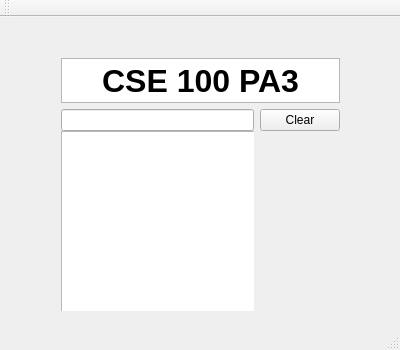
Above: mainwindow.ui from cwscx/autoCompleter_GUI before the change. Below: the same form after it.
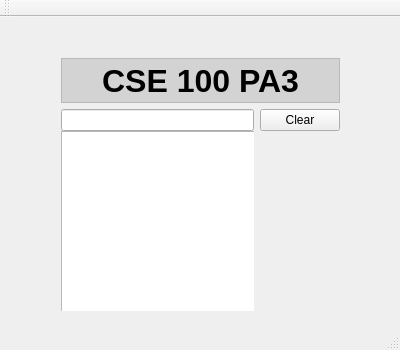
That is the form after the change. Custom widgets are drawn as their Qt base class.

Commit message: 1. No duplicate in dropdown; 2. Changed background color of GUI title

What changed in the file:
```diff
--- a/mainwindow.ui
+++ b/mainwindow.ui
@@ -75,7 +75,7 @@
          <string>&lt;!DOCTYPE HTML PUBLIC &quot;-//W3C//DTD HTML 4.0//EN&quot; &quot;http://www.w3.org/TR/REC-html40/strict.dtd&quot;&gt;
 &lt;html&gt;&lt;head&gt;&lt;meta name=&quot;qrichtext&quot; content=&quot;1&quot; /&gt;&lt;style type=&quot;text/css&quot;&gt;
 p, li { white-space: pre-wrap; }
-&lt;/style&gt;&lt;/head&gt;&lt;body style=&quot; font-family:'Cantarell'; font-size:11pt; font-weight:400; font-style:normal;&quot;&gt;
+&lt;/style&gt;&lt;/head&gt;&lt;body style=&quot; background-color:lightgrey; font-family:'Cantarell'; font-size:11pt; font-weight:400; font-style:normal;&quot;&gt;
 &lt;p align=&quot;center&quot; style=&quot; margin-top:0px; margin-bottom:0px; margin-left:0px; margin-right:0px; -qt-block-indent:0; text-indent:0px;&quot;&gt;&lt;span style=&quot; font-family:'.Helvetica Neue DeskInterface'; font-size:24pt; font-weight:600;&quot;&gt;CSE 100 PA3&lt;/span&gt;&lt;/p&gt;&lt;/body&gt;&lt;/html&gt;</string>
         </property>
        </widget>
```
The commit also changes 8 other files.
